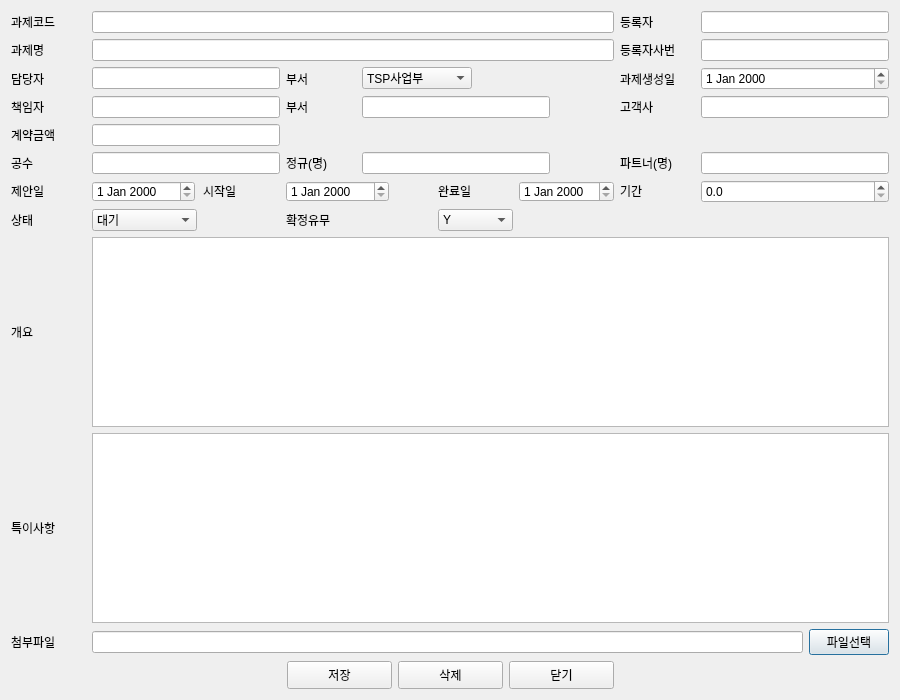
Old version of the form pm_regist.ui in the repository hyeona-jeong/HRIS.
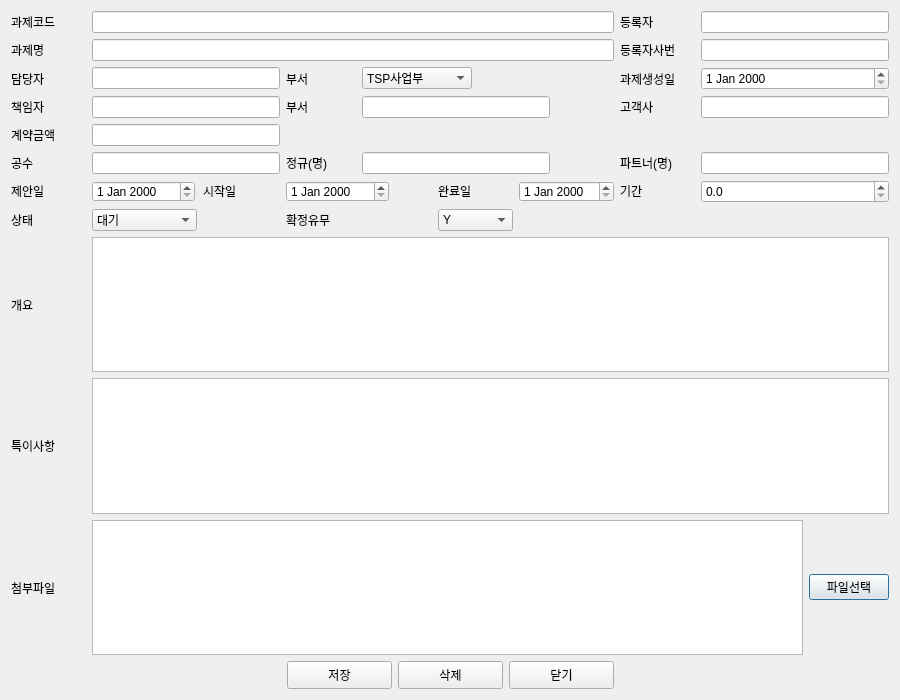
New version of the form.

What changed in the file:
```diff
--- a/pm_regist.ui
+++ b/pm_regist.ui
@@ -205,7 +205,44 @@
           </widget>
          </item>
          <item row="0" column="0">
-          <widget class="QLineEdit" name="pm_file"/>
+          <widget class="QTableWidget" name="pm_file">
+           <property name="editTriggers">
+            <set>QAbstractItemView::NoEditTriggers</set>
+           </property>
+           <property name="tabKeyNavigation">
+            <bool>true</bool>
+           </property>
+           <property name="showDropIndicator" stdset="0">
+            <bool>false</bool>
+           </property>
+           <property name="dragDropOverwriteMode">
+            <bool>false</bool>
+           </property>
+           <property name="cornerButtonEnabled">
+            <bool>false</bool>
+           </property>
+           <attribute name="horizontalHeaderVisible">
+            <bool>false</bool>
+           </attribute>
+           <attribute name="verticalHeaderVisible">
+            <bool>false</bool>
+           </attribute>
+           <column>
+            <property name="text">
+             <string>파일명</string>
+            </property>
+           </column>
+           <column>
+            <property name="text">
+             <string>파일삭제</string>
+            </property>
+           </column>
+           <column>
+            <property name="text">
+             <string>파일경로</string>
+            </property>
+           </column>
+          </widget>
          </item>
         </layout>
        </item>
```
